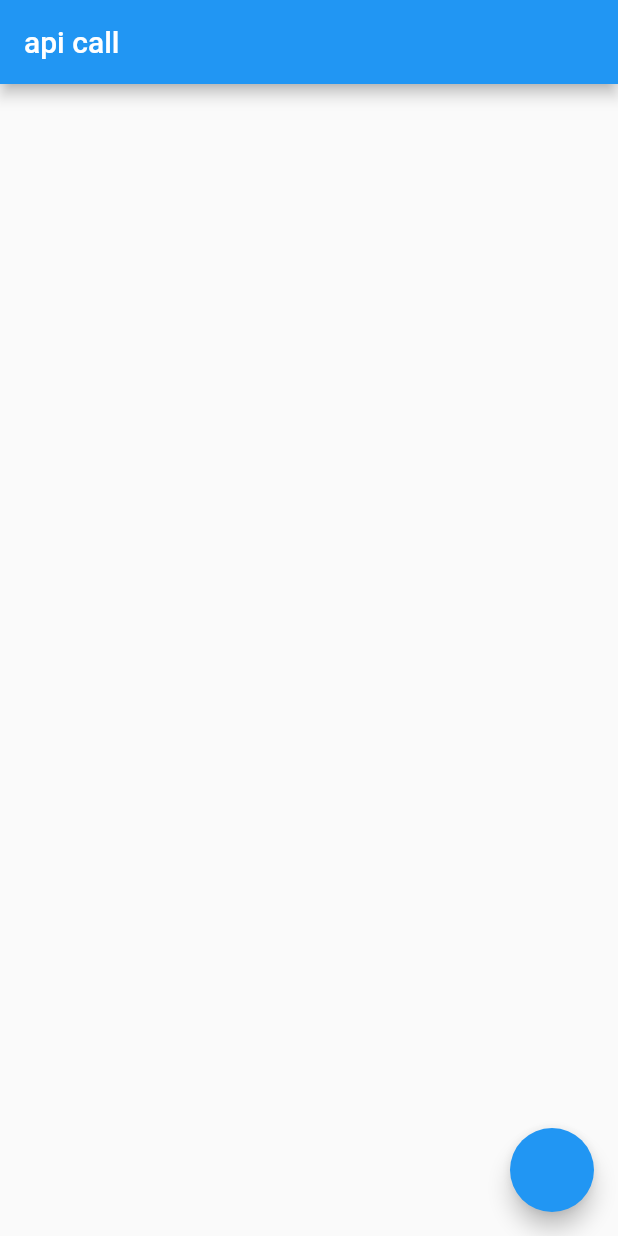
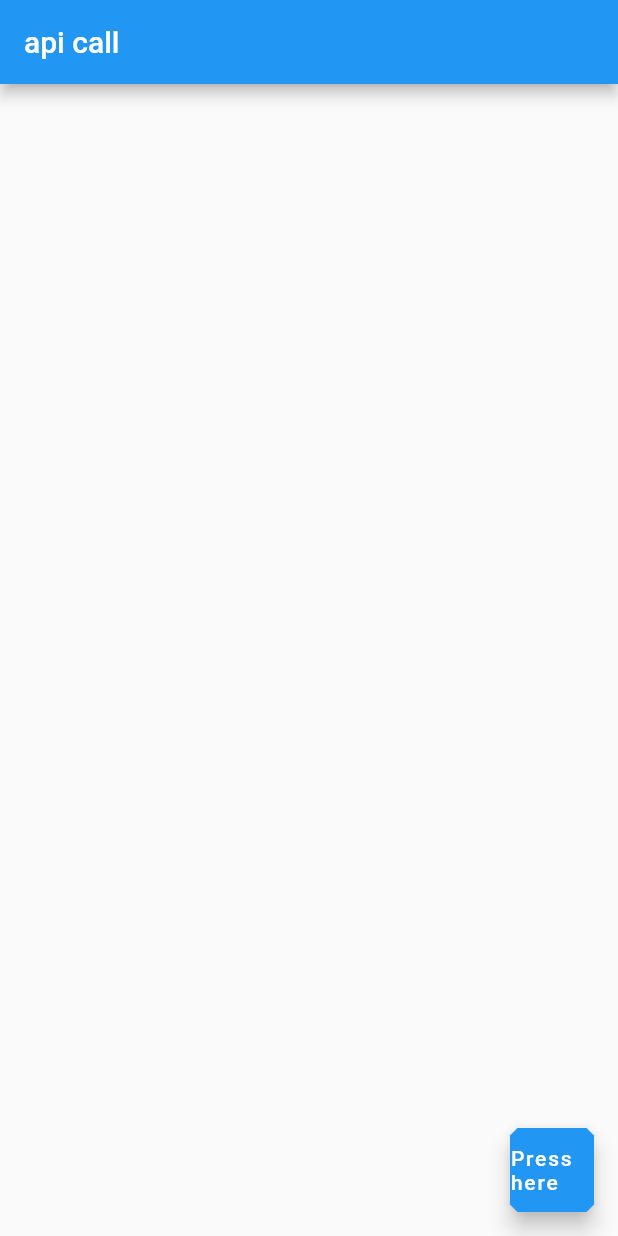
Before and after one commit to kirtijangid/api-call, a Flutter app: the screen it shows after launch, on a phone screen of 412 x 824 dp. Run offline on Flutter 3.47's test engine with Material 2 defaults, Android fonts, the phone set to English and light mode, and no system bars.

Commit message:
giving floating action button some text

```diff
--- a/lib/screen/home.dart
+++ b/lib/screen/home.dart
@@ -36,6 +36,10 @@ class _HomeScreenState extends State<HomeScreen> {
               );
           }),
       floatingActionButton: FloatingActionButton(
+        child: Text('Press here',
+        ),
+        shape: BeveledRectangleBorder(
+          borderRadius: BorderRadiusDirectional.circular(5)),
         onPressed: fetchUsers,
       ),
     );
```
